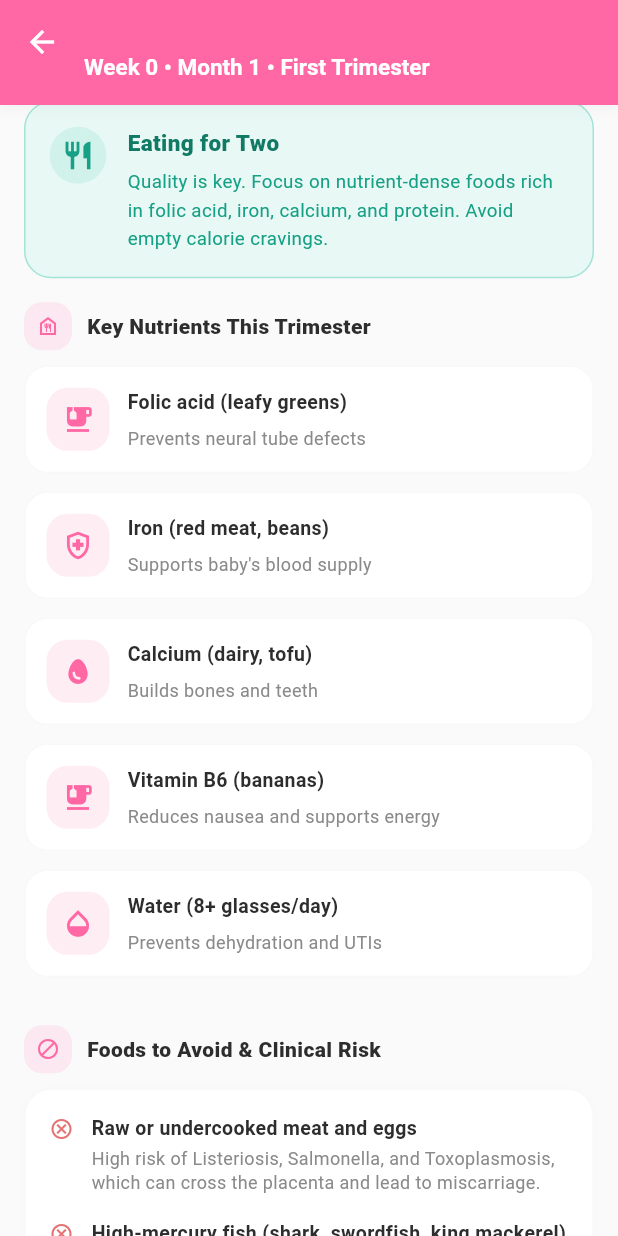
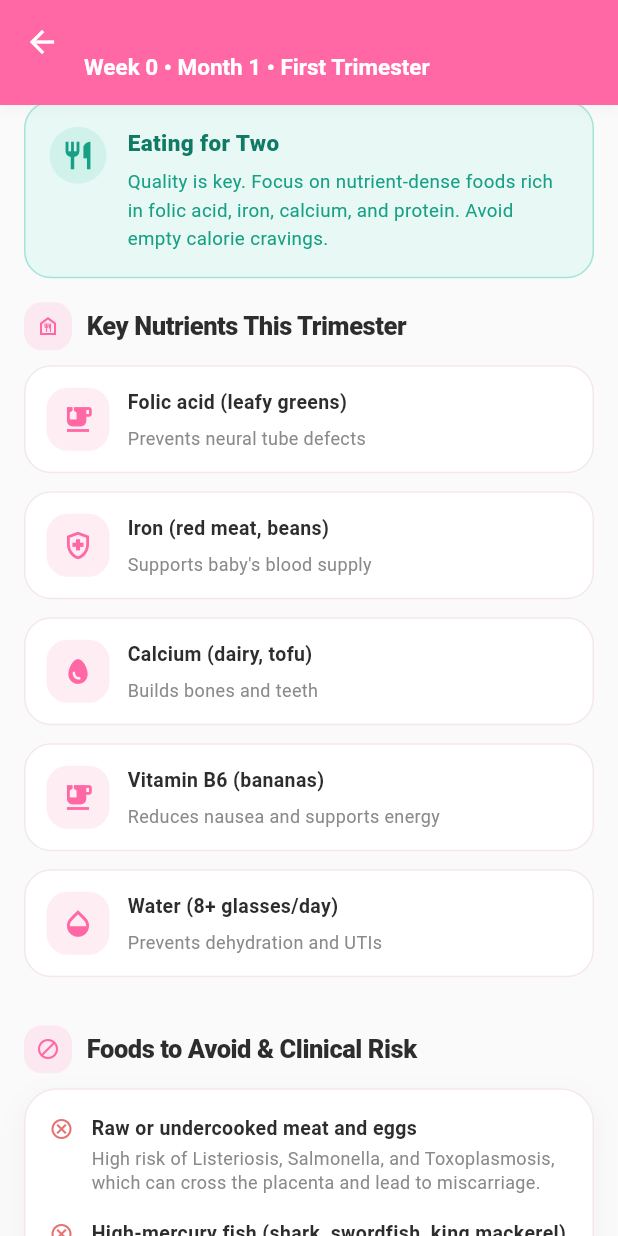
Before and after one commit to ErrolKelvinTolentino/Inaagapay-Capstone2, a Flutter app: the PregnancyDetailPage screen opened directly with empty values, tab 4 chosen, scrolled down 220 dp, on a phone screen of 412 x 824 dp. Run offline on Flutter 3.47's test engine with Material 3 defaults, Android fonts, the phone set to English and light mode, and no system bars; our stand-ins replace audioplayers, file_picker, firebase_core, firebase_messaging, fl_chart, flutter_dotenv and 8 more; missing offline and left inert: bcrypt, record; accounts and stored records are empty; Roboto replaces fonts that are missing (DM Sans).

Commit message:
Keep My Pregnancy's structure, give it the Baby Book's surface
I read the last instruction backwards. Pointing Home's banner at the
pregnancy book buried the week-by-week guide, body changes, risk level,
warning signs and checklists one level further in — and that structure is
the part worth keeping. What it needed was the book's visual language, not
a new home.

The banner opens My Pregnancy again. Nothing about the page's structure
changed; only its surface.

Restyling it was cheap because it is built from two components used
throughout: _Card in eleven places and _SectionHeader. Both now carry the
Baby Book's treatment — a 22px radius instead of 18, the warm #F5E8ED
border instead of a grey hairline, and a soft plum shadow with enough blur
to lift the card off the page rather than a 1%-black smudge.

Seven more grey hairlines elsewhere on the page moved to the same warm
tone, and the inner cards went from 16px to 18px so they sit inside the
outer 22 rather than fighting it.

Section headings went from 14px to 17px. A heading set at the same size as
its own body text does none of the work a heading exists for.

113 passing, 2 failing — the known obstetric_score pair. flutter analyze: 0
errors.

Co-Authored-By: Claude Opus 5 <noreply@anthropic.com>

```diff
--- a/inaagapay_flutter_v2/lib/screens/mother/mother_pregnancy_detail_page.dart
+++ b/inaagapay_flutter_v2/lib/screens/mother/mother_pregnancy_detail_page.dart
@@ -1375,8 +1375,8 @@ class _PregnancyDetailPageState extends State<PregnancyDetailPage>
               padding: const EdgeInsets.all(12),
               decoration: BoxDecoration(
                 color: Colors.white,
-                borderRadius: BorderRadius.circular(16),
-                border: Border.all(color: AppColors.borderPrimary.withValues(alpha: 0.5)),
+                borderRadius: BorderRadius.circular(18),
+                border: Border.all(color: const Color(0xFFF5E8ED)),
               ),
               child: Row(
                 children: [
@@ -1423,8 +1423,8 @@ class _PregnancyDetailPageState extends State<PregnancyDetailPage>
               padding: const EdgeInsets.all(12),
               decoration: BoxDecoration(
                 color: Colors.white,
-                borderRadius: BorderRadius.circular(16),
-                border: Border.all(color: AppColors.borderPrimary.withValues(alpha: 0.5)),
+                borderRadius: BorderRadius.circular(18),
+                border: Border.all(color: const Color(0xFFF5E8ED)),
               ),
               child: Row(
                 children: [
@@ -1812,7 +1812,7 @@ class _PregnancyDetailPageState extends State<PregnancyDetailPage>
                               ? AppColors.brandPrimary
                               : isPast
                                   ? AppColors.brandPrimary.withValues(alpha: 0.1)
-                                  : AppColors.borderPrimary.withValues(alpha: 0.5),
+                                  : const Color(0xFFF5E8ED),
                           borderRadius: BorderRadius.circular(14),
                           border: Border.all(
                             color: isActive
@@ -1894,7 +1894,7 @@ class _PregnancyDetailPageState extends State<PregnancyDetailPage>
                       decoration: BoxDecoration(
                         color: isPast
                             ? AppColors.brandPrimary.withValues(alpha: 0.4)
-                            : AppColors.borderPrimary.withValues(alpha: 0.5),
+                            : const Color(0xFFF5E8ED),
                         borderRadius: BorderRadius.circular(2),
                       ),
                     ),
@@ -2298,7 +2298,7 @@ class _PregnancyDetailPageState extends State<PregnancyDetailPage>
       padding: const EdgeInsets.symmetric(horizontal: 14, vertical: 12),
       decoration: BoxDecoration(
         color: Colors.white,
-        borderRadius: BorderRadius.circular(16),
+        borderRadius: BorderRadius.circular(18),
         boxShadow: [
           BoxShadow(
             color: Colors.black.withValues(alpha: 0.01),
@@ -2342,9 +2342,9 @@ class _PregnancyDetailPageState extends State<PregnancyDetailPage>
       padding: const EdgeInsets.all(14),
       decoration: BoxDecoration(
         color: isHighlighted ? const Color(0xFFFFF4F6) : Colors.white,
-        borderRadius: BorderRadius.circular(16),
+        borderRadius: BorderRadius.circular(18),
         border: Border.all(
-          color: isHighlighted ? const Color(0xFFFFD1D8) : AppColors.borderPrimary.withValues(alpha: 0.5),
+          color: isHighlighted ? const Color(0xFFFFD1D8) : const Color(0xFFF5E8ED),
           width: isHighlighted ? 1.5 : 1.0,
         ),
         boxShadow: [
@@ -2576,7 +2576,7 @@ class _PregnancyDetailPageState extends State<PregnancyDetailPage>
         color: Colors.white,
         borderRadius: BorderRadius.circular(18),
         border: Border.all(
-          color: isReported ? AppColors.brandPrimary.withValues(alpha: 0.4) : AppColors.borderPrimary.withValues(alpha: 0.5),
+          color: isReported ? AppColors.brandPrimary.withValues(alpha: 0.4) : const Color(0xFFF5E8ED),
           width: isReported ? 1.5 : 1.0,
         ),
         boxShadow: [
@@ -3353,19 +3353,24 @@ class _Card extends StatelessWidget {
 
   @override
   Widget build(BuildContext context) {
+    // The Baby Book's panel treatment, applied here so the two pregnancy
+    // screens read as one product: a wider 22px radius, the warm #F5E8ED
+    // border instead of a grey hairline, and a soft plum shadow with enough
+    // blur to lift the card off the page. The structure of this page is
+    // unchanged — only its surface.
     return Container(
       width: double.infinity,
-      margin: const EdgeInsets.only(bottom: 12),
+      margin: const EdgeInsets.only(bottom: 14),
       padding: const EdgeInsets.all(16),
       decoration: BoxDecoration(
         color: color ?? Colors.white,
-        borderRadius: BorderRadius.circular(18),
-        border: Border.all(color: AppColors.borderPrimary.withValues(alpha: 0.5)),
+        borderRadius: BorderRadius.circular(22),
+        border: Border.all(color: const Color(0xFFF5E8ED)),
         boxShadow: [
           BoxShadow(
-            color: Colors.black.withValues(alpha: 0.01),
-            blurRadius: 8,
-            offset: const Offset(0, 2),
+            color: const Color(0xFF69243F).withValues(alpha: 0.05),
+            blurRadius: 16,
+            offset: const Offset(0, 7),
           ),
         ],
       ),
@@ -3394,13 +3399,18 @@ class _SectionHeader extends StatelessWidget {
         ),
         const SizedBox(width: 10),
         Expanded(
+          // Larger and tighter, matching the Baby Book's section titles.
+          // A heading that sat at the same size as its own body text was
+          // doing none of the work a heading exists to do.
           child: Text(
             title,
             maxLines: 2,
             overflow: TextOverflow.ellipsis,
             style: const TextStyle(
-              fontSize: 14,
+              fontSize: 17,
+              height: 1.2,
               fontWeight: FontWeight.w800,
+              letterSpacing: -0.3,
               color: AppColors.textPrimary,
             ),
           ),
@@ -3423,8 +3433,8 @@ class _NutritionCard extends StatelessWidget {
       padding: const EdgeInsets.all(14),
       decoration: BoxDecoration(
         color: Colors.white,
-        borderRadius: BorderRadius.circular(16),
-        border: Border.all(color: AppColors.borderPrimary.withValues(alpha: 0.5)),
+        borderRadius: BorderRadius.circular(18),
+        border: Border.all(color: const Color(0xFFF5E8ED)),
       ),
       child: Row(
         children: [
```
Also changed, not shown: inaagapay_flutter_v2/lib/screens/mother/mother_dashboard.dart (+22 -11 lines).
